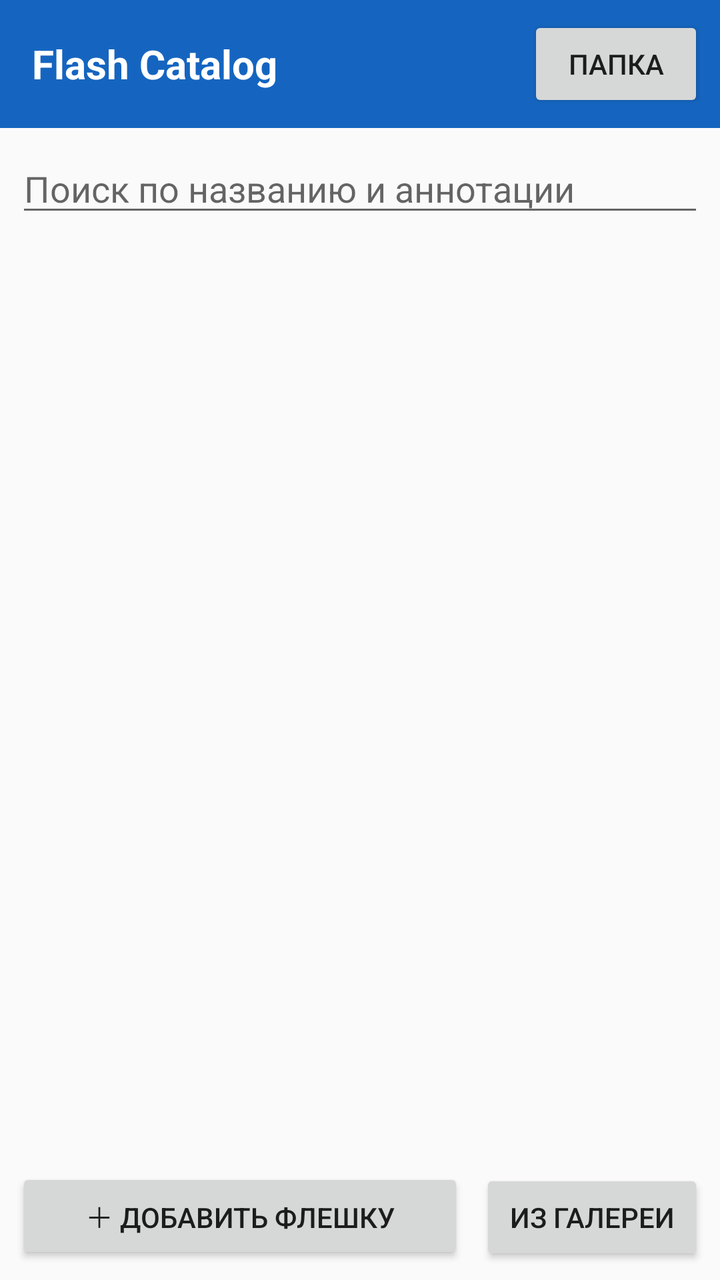
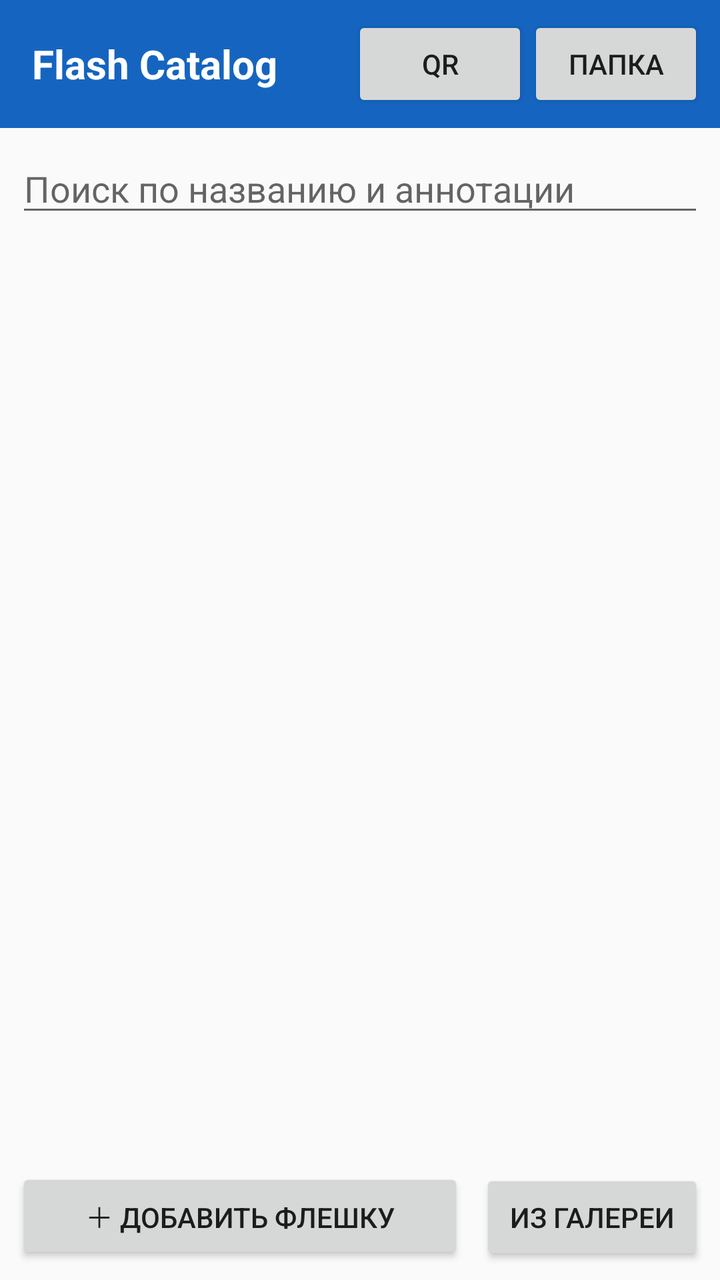

An Android layout rendered at two revisions. The XML below is the earlier revision; the diff shows what the commit changed to produce the second picture.
<!-- AndroidManifest.xml: application theme AppTheme -->
<!-- res/layout/activity_main.xml -->
<?xml version="1.0" encoding="utf-8"?>
<LinearLayout xmlns:android="http://schemas.android.com/apk/res/android"
    android:layout_width="match_parent"
    android:layout_height="match_parent"
    android:background="#FAFAFA"
    android:orientation="vertical">

    <LinearLayout
        android:layout_width="match_parent"
        android:layout_height="wrap_content"
        android:background="#1565C0"
        android:gravity="center_vertical"
        android:orientation="horizontal"
        android:paddingStart="16dp"
        android:paddingTop="8dp"
        android:paddingEnd="8dp"
        android:paddingBottom="8dp">

        <TextView
            android:layout_width="0dp"
            android:layout_height="wrap_content"
            android:layout_weight="1"
            android:text="Flash Catalog"
            android:textColor="#FFFFFF"
            android:textSize="20sp"
            android:textStyle="bold" />

        <Button
            android:id="@+id/btnFolder"
            android:layout_width="wrap_content"
            android:layout_height="wrap_content"
            android:text="Папка" />
    </LinearLayout>

    <EditText
        android:id="@+id/search"
        android:layout_width="match_parent"
        android:layout_height="wrap_content"
        android:layout_margin="8dp"
        android:hint="Поиск по названию и аннотации"
        android:inputType="text"
        android:maxLines="1" />

    <FrameLayout
        android:layout_width="match_parent"
        android:layout_height="0dp"
        android:layout_weight="1">

        <ListView
            android:id="@+id/list"
            android:layout_width="match_parent"
            android:layout_height="match_parent"
            android:divider="#DDDDDD"
            android:dividerHeight="1dp" />

        <TextView
            android:id="@+id/empty"
            android:layout_width="match_parent"
            android:layout_height="match_parent"
            android:gravity="center"
            android:padding="24dp"
            android:textColor="#666666"
            android:textSize="16sp" />
    </FrameLayout>

    <LinearLayout
        android:layout_width="match_parent"
        android:layout_height="wrap_content"
        android:orientation="horizontal"
        android:padding="8dp">

        <Button
            android:id="@+id/btnAdd"
            android:layout_width="0dp"
            android:layout_height="wrap_content"
            android:layout_weight="2"
            android:text="＋ Добавить флешку" />

        <Button
            android:id="@+id/btnImport"
            android:layout_width="0dp"
            android:layout_height="wrap_content"
            android:layout_marginStart="8dp"
            android:layout_weight="1"
            android:text="Из галереи" />
    </LinearLayout>
</LinearLayout>
<!-- resources referenced by this layout -->
<resources>
  <style name="AppTheme" parent="Theme.AppCompat.Light.NoActionBar">
          <item name="colorPrimary">#1565C0</item>
          <item name="colorPrimaryDark">#0D47A1</item>
          <item name="colorAccent">#1565C0</item>
          <item name="android:statusBarColor">#0D47A1</item>
      </style>
</resources>

<!-- the commit's change to res/layout/activity_main.xml (unified diff, before → after) -->
@@ -24,6 +24,12 @@
             android:textColor="#FFFFFF"
             android:textSize="20sp"
             android:textStyle="bold" />
+
+        <Button
+            android:id="@+id/btnQr"
+            android:layout_width="wrap_content"
+            android:layout_height="wrap_content"
+            android:text="QR" />
 
         <Button
             android:id="@+id/btnFolder"
